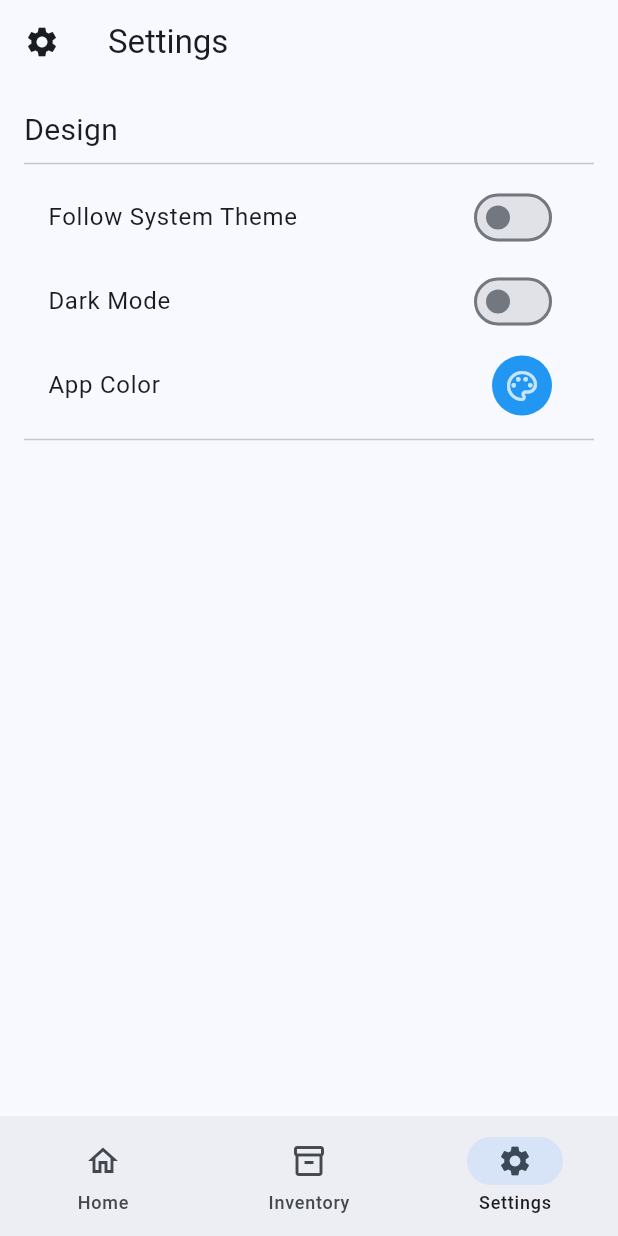
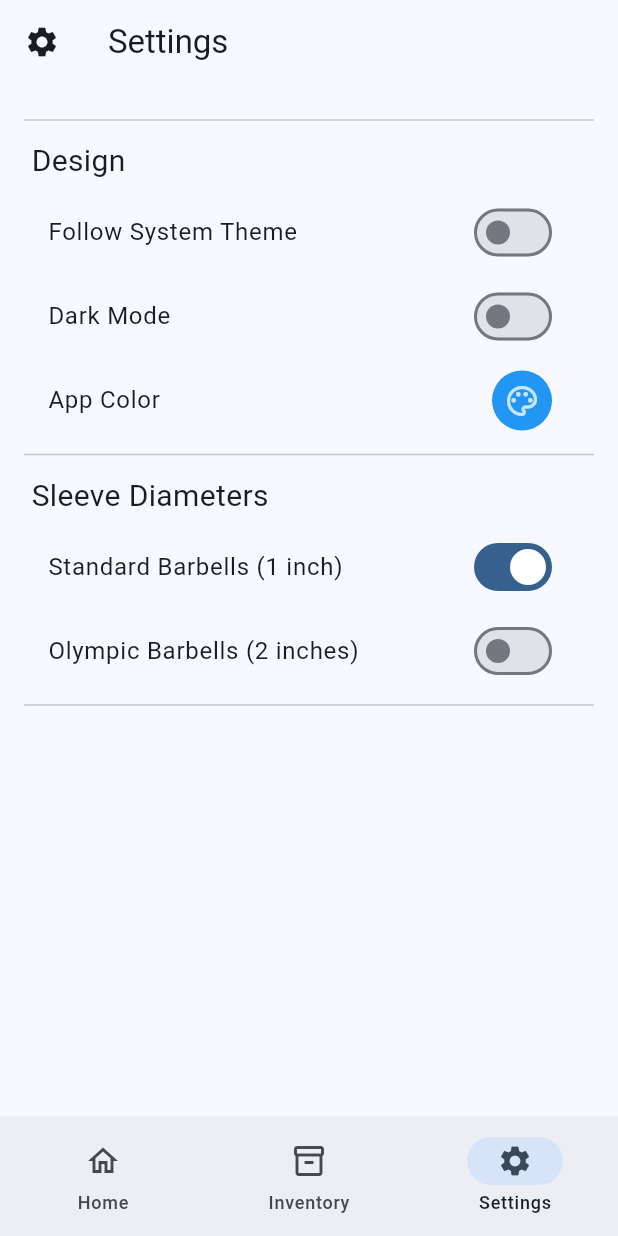
Before and after one commit to ThePi2K/BarbellCalc, a Flutter app: the screen it shows after launch, item 3 of the bottom bar chosen, on a phone screen of 412 x 824 dp. Run offline on Flutter 3.47's test engine with Material 3 defaults, Android fonts, the phone set to English and light mode, and no system bars; our stand-ins replace flutter_colorpicker, shared_preferences.

Commit message:
added sleeve diameters to settings

```diff
--- a/barbell_calc/lib/settings.dart
+++ b/barbell_calc/lib/settings.dart
@@ -21,7 +21,10 @@ class _SettingsPageState extends State<SettingsPage> {
   bool darkMode = false;
   bool systemTheme = false;
   late SharedPreferences prefs;
-  Color currentColor = Colors.blue; // Default color
+  Color currentColor = Colors.blue;
+
+  bool standardBarbells = true;
+  bool olympicBarbells = false;
 
   void changeColor(Color color) {
     setState(() => currentColor = color);
@@ -80,8 +83,11 @@ class _SettingsPageState extends State<SettingsPage> {
       body: ListView(
         padding: const EdgeInsets.all(16.0),
         children: <Widget>[
-          const Text('Design', style: TextStyle(fontSize: 20)),
           const Divider(),
+          const Padding(
+            padding: EdgeInsets.all(5.0),
+            child: Text('Design', style: TextStyle(fontSize: 20)),
+          ),
           ListTile(
             title: const Text('Follow System Theme'),
             trailing: Switch(
@@ -89,7 +95,6 @@ class _SettingsPageState extends State<SettingsPage> {
               value: systemTheme,
             ),
           ),
-          //const Divider(),
           Visibility(
             visible: !systemTheme,
             child: ListTile(
@@ -100,7 +105,6 @@ class _SettingsPageState extends State<SettingsPage> {
               ),
             ),
           ),
-          //const Divider(),
           ListTile(
             title: const Text('App Color'),
             trailing: IconButton(
@@ -146,6 +150,25 @@ class _SettingsPageState extends State<SettingsPage> {
             ),
           ),
           const Divider(),
+          const Padding(
+            padding: EdgeInsets.all(5.0),
+            child: Text('Sleeve Diameters', style: TextStyle(fontSize: 20)),
+          ),
+          ListTile(
+            title: const Text('Standard Barbells (1 inch)'),
+            trailing: Switch(
+              onChanged: (value){},
+              value: standardBarbells,
+            ),
+          ),
+          ListTile(
+            title: const Text('Olympic Barbells (2 inches)'),
+            trailing: Switch(
+              onChanged: (value){},
+              value: olympicBarbells,
+            ),
+          ),
+          const Divider(),
         ],
       ),
     );
```
